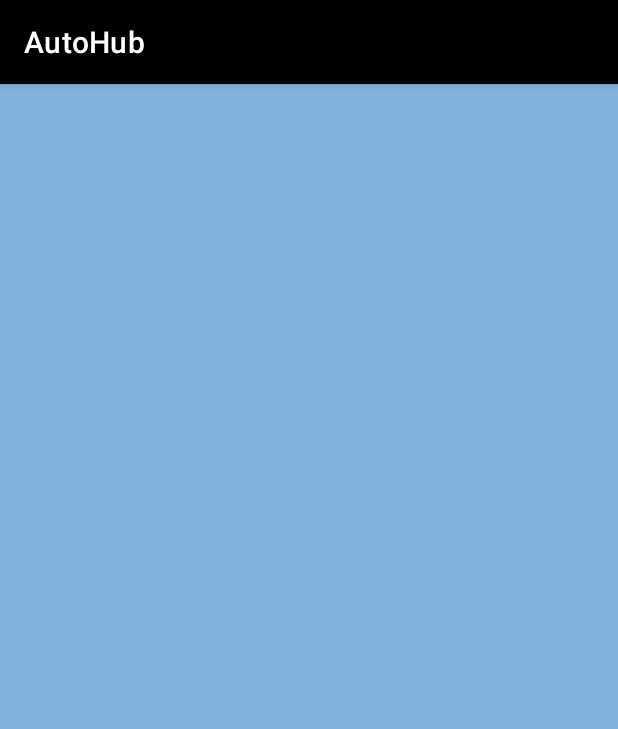
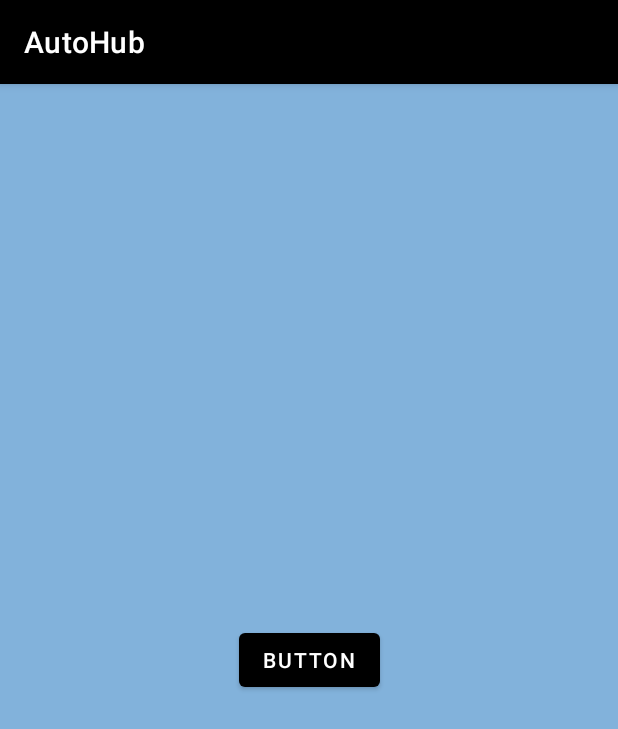
Before and after one commit to sanskaraut/EDAI-APP, an Android app: the WashingCenterActivity screen opened directly, with no data from a screen before it, on a phone screen of 412 x 824 dp. Shown: the top 729 px of the screen. Run offline under Robolectric (Android 15) with nearby library versions, the phone set to English and light mode, and no system bars.

Commit message:
Washing centre connected

```diff
--- a/app/src/main/AndroidManifest.xml
+++ b/app/src/main/AndroidManifest.xml
@@ -26,6 +26,8 @@
         <activity android:name=".SignupActivity" />
         <activity android:name=".ExpenseActivity" />
         <activity android:name=".WashingCenterActivity" />
+        <activity android:name=".WashingPage" />
+        <activity android:name=".WashingCenterDetailActivity" />
 
 
     </application>
--- a/app/src/main/java/com/cscorner/autohub/WashingCenterActivity.java
+++ b/app/src/main/java/com/cscorner/autohub/WashingCenterActivity.java
@@ -1,12 +1,32 @@
 package com.cscorner.autohub;
 
+import android.content.Intent;
 import android.os.Bundle;
+import android.view.View;
+import android.widget.Button;
+
 import androidx.appcompat.app.AppCompatActivity;
 
 public class WashingCenterActivity extends AppCompatActivity {
+
+    Button goToDetails ;
+
     @Override
     protected void onCreate(Bundle savedInstanceState) {
         super.onCreate(savedInstanceState);
         setContentView(R.layout.washing_center); // Linking washing_center.xml
+
+        goToDetails = findViewById(R.id.goTOdetails);
+
+        goToDetails.setOnClickListener(new View.OnClickListener() {
+            @Override
+            public void onClick(View v) {
+
+                Intent goToWashingCentreDetails ;
+                goToWashingCentreDetails = new Intent(WashingCenterActivity.this, WashingCenterDetailActivity.class) ;
+                startActivity(goToWashingCentreDetails);
+
+            }
+        });
     }
 }
--- a/app/src/main/res/layout/main_page.xml
+++ b/app/src/main/res/layout/main_page.xml
@@ -30,7 +30,7 @@
         android:id="@+id/imageButton4"
         android:layout_width="164dp"
         android:layout_height="146dp"
-        android:text=""
+        android:contentDescription="Expense Manager"
         app:layout_constraintBottom_toBottomOf="parent"
         app:layout_constraintEnd_toEndOf="parent"
         app:layout_constraintHorizontal_bias="0.101"
@@ -43,7 +43,7 @@
         android:id="@+id/imageButton5"
         android:layout_width="164dp"
         android:layout_height="146dp"
-        android:text=""
+        android:contentDescription="Go to Washing"
         app:layout_constraintHorizontal_bias="0.886"
         app:layout_constraintBottom_toBottomOf="parent"
         app:layout_constraintEnd_toEndOf="parent"
@@ -100,7 +100,7 @@
         android:layout_width="120dp"
         android:layout_height="146dp"
         android:background="#FEFEFE"
-        android:text=""
+        android:contentDescription="add utilities"
         app:layout_constraintBottom_toBottomOf="parent"
         app:layout_constraintEnd_toEndOf="parent"
         app:layout_constraintHorizontal_bias="0.498"
--- a/app/src/main/res/layout/washing_center.xml
+++ b/app/src/main/res/layout/washing_center.xml
@@ -1,8 +1,20 @@
 <?xml version="1.0" encoding="utf-8"?>
 <androidx.constraintlayout.widget.ConstraintLayout xmlns:android="http://schemas.android.com/apk/res/android"
+    xmlns:app="http://schemas.android.com/apk/res-auto"
+    xmlns:tools="http://schemas.android.com/tools"
     android:layout_width="match_parent"
     android:layout_height="match_parent"
     android:background="#5DAAE3"
     android:backgroundTint="#82B2DB">
 
+    <Button
+        android:id="@+id/goTOdetails"
+        android:layout_width="wrap_content"
+        android:layout_height="wrap_content"
+        android:contentDescription="Details"
+        android:text="Button"
+        app:layout_constraintBottom_toBottomOf="parent"
+        app:layout_constraintEnd_toEndOf="parent"
+        app:layout_constraintStart_toStartOf="parent"
+        app:layout_constraintTop_toTopOf="parent" />
 </androidx.constraintlayout.widget.ConstraintLayout>
```
Also changed, not shown: app/src/main/java/com/cscorner/autohub/MainActivity.java (+18 -0 lines), app/src/main/java/com/cscorner/autohub/WashingPage.java (added, +36 -0 lines), app/src/main/res/layout/washing_center_detail.xml (+13 -8 lines), app/src/main/res/layout/washing_page.xml (+22 -14 lines).
